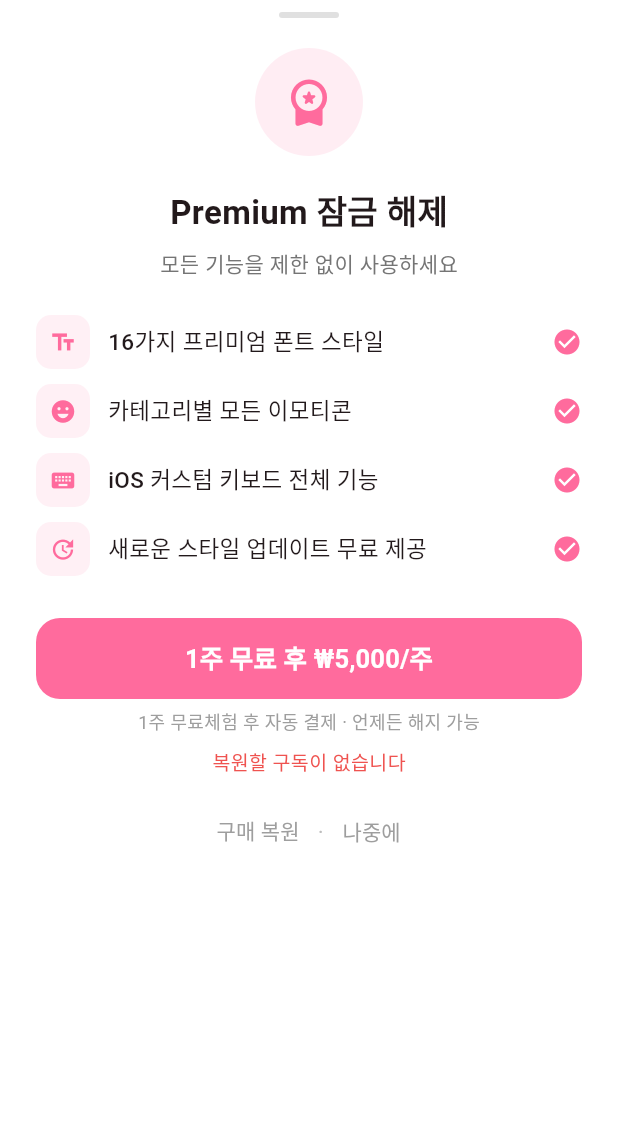
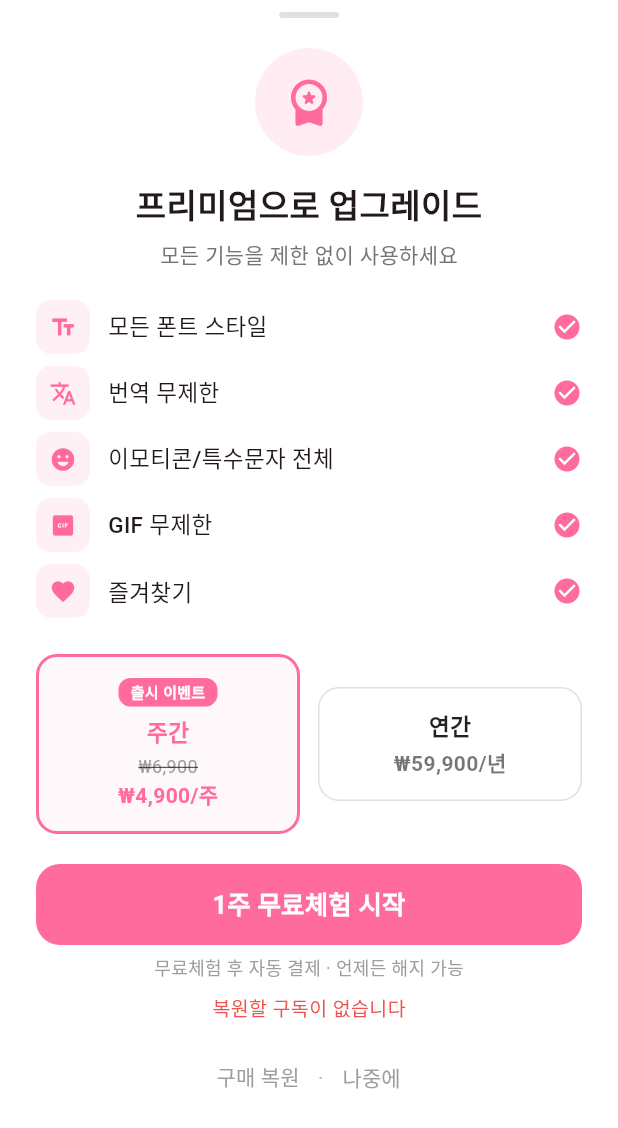
Before and after one commit to yuna-jung/keyboard, a Flutter app: the PaywallScreen widget shown alone on an empty page, opened directly, after a tap on "구매 복원", on a phone screen of 412 x 824 dp. Shown: the top 1128 px of the screen. Run offline on Flutter 3.47's test engine with Material 3 defaults, Android fonts, the phone set to English and light mode, and no system bars; drawn by our look-alikes of flutter_animate; our stand-ins replace shared_preferences; missing offline and left inert: adapty_flutter; accounts and stored records are empty.

Commit message:
feat: Adapty subscription integration + rename app to Fonki
- Add adapty_flutter SDK for in-app subscription management
- SubscriptionService: Adapty activate, purchase weekly/yearly, restore
- PaywallScreen: premium upgrade UI with weekly/yearly plan cards
- Keyboard extension: premium check via App Group UserDefaults
- Rename app from "Font Keyboard" to "Fonki"
- Bundle IDs: com.yourname.fonki, com.yourname.fonki.keyboard
- Keyboard extension display name: "Fonki Keyboard"

Co-Authored-By: Claude Opus 4.6 (1M context) <noreply@anthropic.com>

```diff
--- a/lib/screens/paywall_screen.dart
+++ b/lib/screens/paywall_screen.dart
@@ -27,6 +27,13 @@ class _PaywallScreenState extends State<PaywallScreen> {
   final _sub = SubscriptionService.instance;
   bool _loading = false;
   String? _error;
+  int _selectedPlan = 0; // 0 = weekly, 1 = yearly
+
+  @override
+  void initState() {
+    super.initState();
+    _sub.loadProducts();
+  }
 
   Future<void> _purchase() async {
     setState(() {
@@ -34,7 +41,9 @@ class _PaywallScreenState extends State<PaywallScreen> {
       _error = null;
     });
     try {
-      final success = await _sub.purchaseWeekly();
+      final success = _selectedPlan == 0
+          ? await _sub.purchaseWeekly()
+          : await _sub.purchaseYearly();
       if (!mounted) return;
       if (success) {
         Navigator.pop(context, true);
@@ -83,10 +92,9 @@ class _PaywallScreenState extends State<PaywallScreen> {
       child: Column(
         mainAxisSize: MainAxisSize.min,
         children: [
-          // ── Handle bar ──────────────────────────────────────────
+          // Handle bar
           Container(
-            width: 40,
-            height: 4,
+            width: 40, height: 4,
             margin: const EdgeInsets.only(bottom: 20),
             decoration: BoxDecoration(
               color: Colors.grey.shade300,
@@ -94,10 +102,9 @@ class _PaywallScreenState extends State<PaywallScreen> {
             ),
           ),
 
-          // ── Icon ────────────────────────────────────────────────
+          // Icon
           Container(
-            width: 72,
-            height: 72,
+            width: 72, height: 72,
             decoration: BoxDecoration(
               color: _pink.withValues(alpha: 0.12),
               shape: BoxShape.circle,
@@ -111,31 +118,59 @@ class _PaywallScreenState extends State<PaywallScreen> {
                   end: const Offset(1, 1),
                   duration: 400.ms,
                   curve: Curves.elasticOut),
-          const SizedBox(height: 20),
+          const SizedBox(height: 16),
 
-          // ── Title ───────────────────────────────────────────────
+          // Title
           const Text(
-            'Premium 잠금 해제',
+            '프리미엄으로 업그레이드',
             style: TextStyle(fontSize: 22, fontWeight: FontWeight.bold),
           ),
-          const SizedBox(height: 8),
+          const SizedBox(height: 6),
           Text(
             '모든 기능을 제한 없이 사용하세요',
             style: TextStyle(fontSize: 14, color: Colors.grey.shade600),
           ),
+          const SizedBox(height: 20),
+
+          // Feature list
+          const _FeatureRow(icon: Icons.text_fields, text: '모든 폰트 스타일'),
+          const SizedBox(height: 8),
+          const _FeatureRow(icon: Icons.translate, text: '번역 무제한'),
+          const SizedBox(height: 8),
+          const _FeatureRow(icon: Icons.emoji_emotions, text: '이모티콘/특수문자 전체'),
+          const SizedBox(height: 8),
+          const _FeatureRow(icon: Icons.gif_box, text: 'GIF 무제한'),
+          const SizedBox(height: 8),
+          const _FeatureRow(icon: Icons.favorite, text: '즐겨찾기'),
           const SizedBox(height: 24),
 
-          // ── Feature list ────────────────────────────────────────
-          const _FeatureRow(icon: Icons.text_fields, text: '16가지 프리미엄 폰트 스타일'),
-          const SizedBox(height: 10),
-          const _FeatureRow(icon: Icons.emoji_emotions, text: '카테고리별 모든 이모티콘'),
-          const SizedBox(height: 10),
-          const _FeatureRow(icon: Icons.keyboard, text: 'iOS 커스텀 키보드 전체 기능'),
-          const SizedBox(height: 10),
-          const _FeatureRow(icon: Icons.update, text: '새로운 스타일 업데이트 무료 제공'),
-          const SizedBox(height: 28),
+          // Plan selection
+          Row(
+            children: [
+              Expanded(
+                child: _PlanCard(
+                  title: '주간',
+                  price: '₩4,900/주',
+                  originalPrice: '₩6,900',
+                  badge: '출시 이벤트',
+                  selected: _selectedPlan == 0,
+                  onTap: () => setState(() => _selectedPlan = 0),
+                ),
+              ),
+              const SizedBox(width: 12),
+              Expanded(
+                child: _PlanCard(
+                  title: '연간',
+                  price: '₩59,900/년',
+                  selected: _selectedPlan == 1,
+                  onTap: () => setState(() => _selectedPlan = 1),
+                ),
+              ),
+            ],
+          ),
+          const SizedBox(height: 20),
 
-          // ── CTA button ──────────────────────────────────────────
+          // CTA button
           SizedBox(
             width: double.infinity,
             height: 54,
@@ -151,13 +186,12 @@ class _PaywallScreenState extends State<PaywallScreen> {
               ),
               child: _loading
                   ? const SizedBox(
-                      width: 24,
-                      height: 24,
+                      width: 24, height: 24,
                       child: CircularProgressIndicator(
                           color: Colors.white, strokeWidth: 2.5),
                     )
                   : const Text(
-                      '1주 무료 후 ₩5,000/주',
+                      '1주 무료체험 시작',
                       style:
                           TextStyle(fontSize: 17, fontWeight: FontWeight.w700),
                     ),
@@ -165,13 +199,13 @@ class _PaywallScreenState extends State<PaywallScreen> {
           ),
           const SizedBox(height: 6),
 
-          // ── Free trial note ─────────────────────────────────────
+          // Note
           Text(
-            '1주 무료체험 후 자동 결제 · 언제든 해지 가능',
+            '무료체험 후 자동 결제 · 언제든 해지 가능',
             style: TextStyle(fontSize: 12, color: Colors.grey.shade500),
           ),
 
-          // ── Error ───────────────────────────────────────────────
+          // Error
           if (_error != null) ...[
             const SizedBox(height: 8),
             Text(_error!,
@@ -180,7 +214,7 @@ class _PaywallScreenState extends State<PaywallScreen> {
 
           const SizedBox(height: 12),
 
-          // ── Restore + Later ─────────────────────────────────────
+          // Restore + Later
           Row(
             mainAxisAlignment: MainAxisAlignment.center,
             children: [
@@ -215,8 +249,7 @@ class _FeatureRow extends StatelessWidget {
     return Row(
       children: [
         Container(
-          width: 36,
-          height: 36,
+          width: 36, height: 36,
           decoration: BoxDecoration(
             color: _pink.withValues(alpha: 0.1),
             borderRadius: BorderRadius.circular(10),
@@ -228,8 +261,80 @@ class _FeatureRow extends StatelessWidget {
           child: Text(text,
               style: const TextStyle(fontSize: 15, fontWeight: FontWeight.w500)),
         ),
-        Icon(Icons.check_circle, size: 20, color: _pink),
+        const Icon(Icons.check_circle, size: 20, color: _pink),
       ],
     );
   }
 }
+
+class _PlanCard extends StatelessWidget {
+  const _PlanCard({
+    required this.title,
+    required this.price,
+    this.originalPrice,
+    this.badge,
+    required this.selected,
+    required this.onTap,
+  });
+
+  final String title;
+  final String price;
+  final String? originalPrice;
+  final String? badge;
+  final bool selected;
+  final VoidCallback onTap;
+
+  @override
+  Widget build(BuildContext context) {
+    return GestureDetector(
+      onTap: onTap,
+      child: Container(
+        padding: const EdgeInsets.symmetric(vertical: 14, horizontal: 12),
+        decoration: BoxDecoration(
+          borderRadius: BorderRadius.circular(14),
+          border: Border.all(
+            color: selected ? _pink : Colors.grey.shade300,
+            width: selected ? 2 : 1,
+          ),
+          color: selected ? _pink.withValues(alpha: 0.05) : Colors.white,
+        ),
+        child: Column(
+          children: [
+            if (badge != null)
+              Container(
+                padding:
+                    const EdgeInsets.symmetric(horizontal: 8, vertical: 2),
+                margin: const EdgeInsets.only(bottom: 6),
+                decoration: BoxDecoration(
+                  color: _pink,
+                  borderRadius: BorderRadius.circular(8),
+                ),
+                child: Text(badge!,
+                    style: const TextStyle(
+                        color: Colors.white,
+                        fontSize: 10,
+                        fontWeight: FontWeight.w700)),
+              ),
+            Text(title,
+                style: TextStyle(
+                    fontSize: 15,
+                    fontWeight: FontWeight.w700,
+                    color: selected ? _pink : Colors.black87)),
+            const SizedBox(height: 4),
+            if (originalPrice != null)
+              Text(originalPrice!,
+                  style: TextStyle(
+                      fontSize: 12,
+                      color: Colors.grey.shade500,
+                      decoration: TextDecoration.lineThrough)),
+            Text(price,
+                style: TextStyle(
+                    fontSize: 14,
+                    fontWeight: FontWeight.w600,
+                    color: selected ? _pink : Colors.black54)),
+          ],
+        ),
+      ),
+    );
+  }
+}
--- a/lib/services/subscription_service.dart
+++ b/lib/services/subscription_service.dart
@@ -1,9 +1,11 @@
 import 'dart:async';
 import 'package:flutter/foundation.dart';
-// import 'package:purchases_flutter/purchases_flutter.dart'; // 결제 구현 시 활성화
+import 'package:flutter/services.dart';
+import 'package:adapty_flutter/adapty_flutter.dart';
 
-const _weeklyProductId = 'weekly_5000';
 const _entitlementId = 'premium';
+const _weeklyProductId = 'weekly_4900';
+const _yearlyProductId = 'yearly_59900';
 
 class SubscriptionService {
   SubscriptionService._();
@@ -13,32 +15,119 @@ class SubscriptionService {
   ValueListenable<bool> get premiumStatus => _premiumNotifier;
   bool get isPremiumNow => _premiumNotifier.value;
 
-  // ── 초기화 (purchases_flutter 제거됨 — 스텁) ─────────────────────────
+  AdaptyPaywall? _paywall;
+  List<AdaptyPaywallProduct>? _products;
+
+  // ── 초기화 ─────────────────────────────────────────────────────────────
   Future<void> initialize(String apiKey) async {
-    // TODO: purchases_flutter 복원 후 구현
-    // await Purchases.setLogLevel(LogLevel.debug);
-    // final config = PurchasesConfiguration(apiKey);
-    // await Purchases.configure(config);
-    // await _refreshStatus();
-    // Purchases.addCustomerInfoUpdateListener((info) {
-    //   _premiumNotifier.value = _checkEntitlement(info);
-    // });
+    try {
+      await Adapty().activate(
+        configuration: AdaptyConfiguration(apiKey: apiKey),
+      );
+      await _refreshStatus();
+
+      // 구독 상태 변경 리스너
+      Adapty().didUpdateProfileStream.listen((profile) {
+        _premiumNotifier.value = _checkEntitlement(profile);
+      });
+    } catch (e) {
+      debugPrint('Adapty init error: $e');
+    }
   }
 
   // ── 프리미엄 여부 확인 ────────────────────────────────────────────────
   Future<bool> isPremium() async {
+    await _refreshStatus();
     return _premiumNotifier.value;
   }
 
-  // ── 주간 구독 구매 (스텁) ─────────────────────────────────────────────
-  Future<bool> purchaseWeekly() async {
-    // TODO: purchases_flutter 복원 후 구현
-    return false;
+  bool _checkEntitlement(AdaptyProfile profile) {
+    return profile.accessLevels[_entitlementId]?.isActive == true;
   }
 
-  // ── 구매 복원 (스텁) ──────────────────────────────────────────────────
+  Future<void> _refreshStatus() async {
+    try {
+      final profile = await Adapty().getProfile();
+      _premiumNotifier.value = _checkEntitlement(profile);
+      _syncPremiumToAppGroup(_premiumNotifier.value);
+    } catch (_) {}
+  }
+
+  void _syncPremiumToAppGroup(bool isPremium) {
+    // Sync premium status to App Group for keyboard extension
+    try {
+      const channel = MethodChannel('com.yourapp.fontkeyboard/appgroup');
+      channel.invokeMethod('syncPremium', {'is_premium': isPremium});
+    } catch (_) {}
+  }
+
+  // ── 상품 로드 ─────────────────────────────────────────────────────────
+  Future<void> loadProducts() async {
+    try {
+      _paywall = await Adapty().getPaywall(placementId: 'default');
+      if (_paywall != null) {
+        _products = await Adapty().getPaywallProducts(paywall: _paywall!);
+      }
+    } catch (e) {
+      debugPrint('Adapty loadProducts error: $e');
+    }
+  }
+
+  AdaptyPaywallProduct? get weeklyProduct {
+    return _products?.firstWhere(
+      (p) => p.vendorProductId == _weeklyProductId,
+      orElse: () => _products!.first,
+    );
+  }
+
+  AdaptyPaywallProduct? get yearlyProduct {
+    return _products?.firstWhere(
+      (p) => p.vendorProductId == _yearlyProductId,
+      orElse: () => _products!.last,
+    );
+  }
+
+  // ── 주간 구독 구매 ────────────────────────────────────────────────────
+  Future<bool> purchaseWeekly() async {
+    try {
+      final product = weeklyProduct;
+      if (product == null) return false;
+      await Adapty().makePurchase(product: product);
+      await _refreshStatus();
+      return _premiumNotifier.value;
+    } catch (e) {
+      if (e is AdaptyError && e.code == AdaptyErrorCode.paymentCancelled) {
+        return false;
+      }
+      rethrow;
+    }
+  }
+
+  // ── 연간 구독 구매 ────────────────────────────────────────────────────
+  Future<bool> purchaseYearly() async {
+    try {
+      final product = yearlyProduct;
+      if (product == null) return false;
+      await Adapty().makePurchase(product: product);
+      await _refreshStatus();
+      return _premiumNotifier.value;
+    } catch (e) {
+      if (e is AdaptyError && e.code == AdaptyErrorCode.paymentCancelled) {
+        return false;
+      }
+      rethrow;
+    }
+  }
+
+  // ── 구매 복원 ─────────────────────────────────────────────────────────
   Future<bool> restorePurchase() async {
-    // TODO: purchases_flutter 복원 후 구현
-    return false;
+    try {
+      final profile = await Adapty().restorePurchases();
+      final active = _checkEntitlement(profile);
+      _premiumNotifier.value = active;
+      return active;
+    } catch (_) {
+      return false;
+    }
   }
 }
--- a/pubspec.yaml
+++ b/pubspec.yaml
@@ -37,6 +37,7 @@ dependencies:
   characters: ^1.3.0
   shared_preferences: ^2.2.0
   flutter_animate: ^4.0.0
+  adapty_flutter: ^3.15.5
 
 dev_dependencies:
   flutter_test:
```
Also changed, not shown: lib/main.dart (+5 -6 lines), pubspec.lock, 6 other files.
